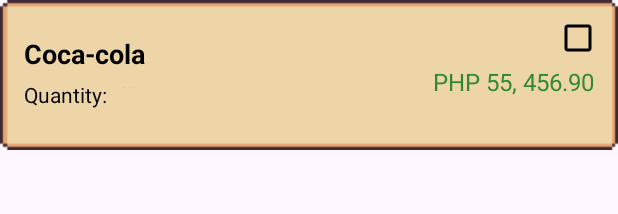
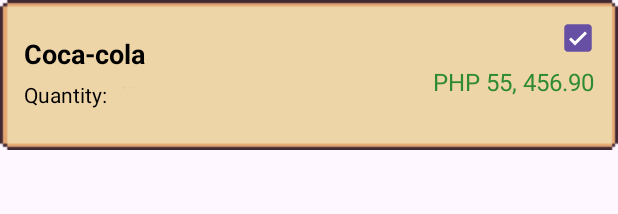
Before and after one commit to Mojojojo-and-Powerpuff-Girls/bentory, an Android app: the layout list_product_layout.xml on its own in the app's theme, with its tools: preview values and no code run, on a phone screen of 412 x 824 dp. Shown: the top 214 px of the screen. Run offline under Robolectric (Android 15) with nearby library versions, the phone set to English and light mode, and no system bars; Roboto replaces fonts that are not available here.

```diff
--- a/app/src/main/res/layout/list_product_layout.xml
+++ b/app/src/main/res/layout/list_product_layout.xml
@@ -25,7 +25,7 @@
             android:layout_width="48dp"
             android:layout_height="48dp"
             android:layout_margin="8dp"
-            android:buttonTint="@color/black"
+            android:checked="true"
             android:visibility="visible" />
     </FrameLayout>
 
```
